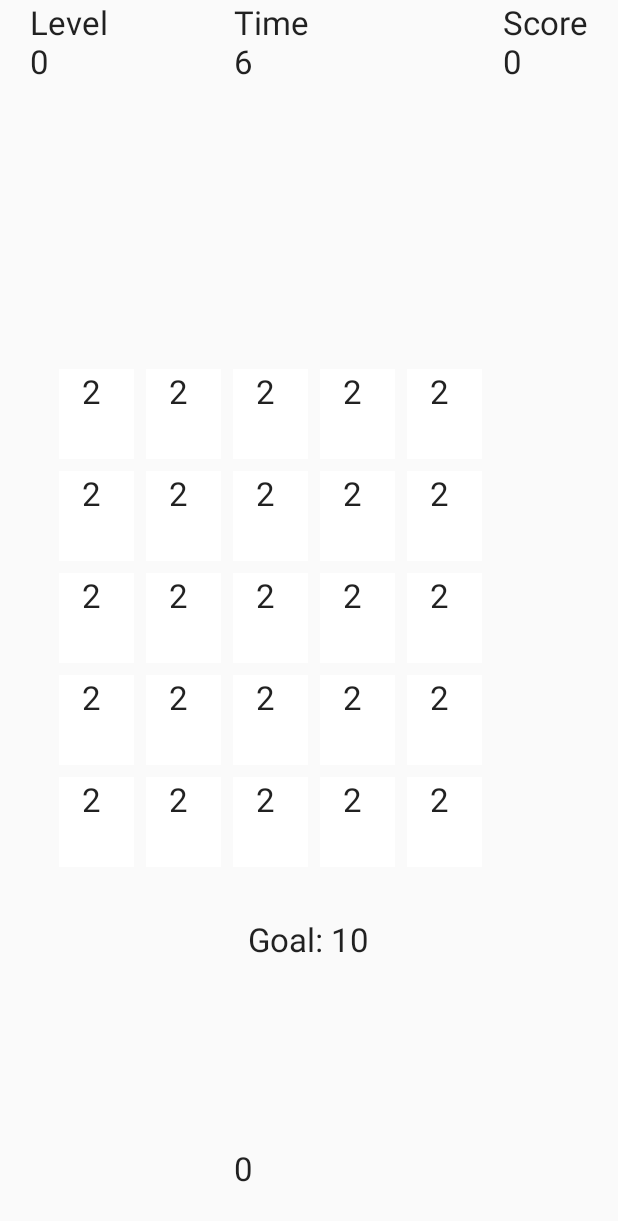
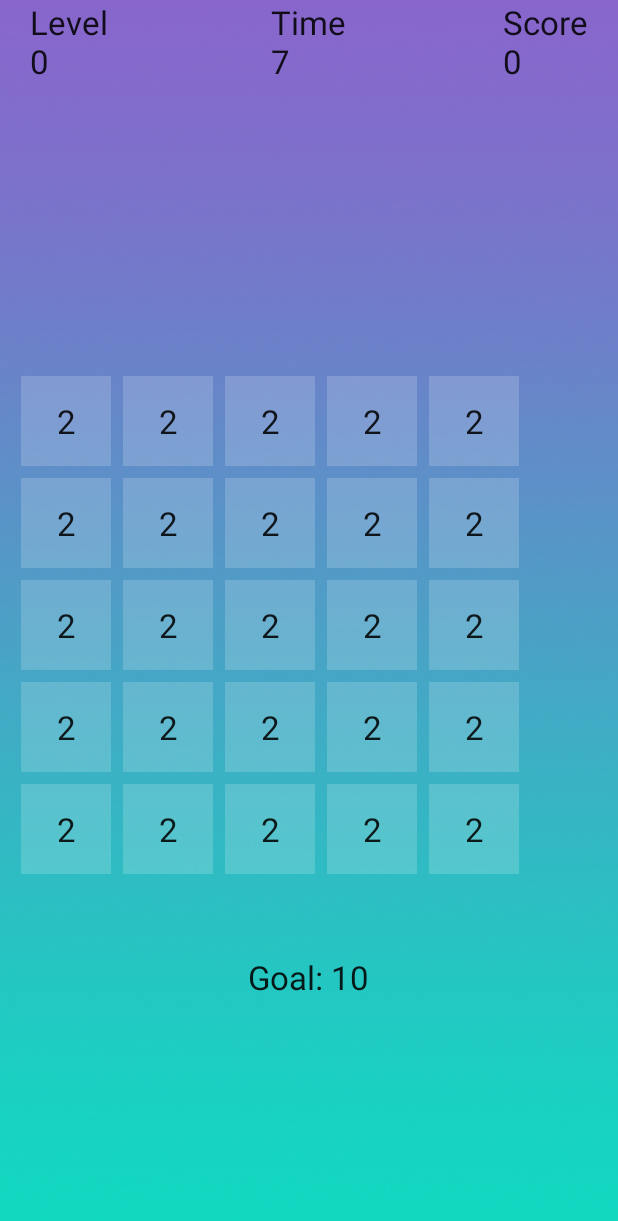
Before and after one commit to DaveDe/SumRun, an Android app: the screen it shows after launch (MainActivity), on a phone screen of 412 x 824 dp. Shown: the top 1221 px of the screen. Run offline under Robolectric (Android 15) with nearby library versions, the phone set to English and light mode, and no system bars.

Commit message:
fixed bugs

```diff
--- a/app/src/main/java/com/example/dave/sumrun/GreatestPath.java
+++ b/app/src/main/java/com/example/dave/sumrun/GreatestPath.java
@@ -18,7 +18,7 @@ public class GreatestPath {
             for(int j = 0; j < tiles[i].length; j++){
 
                 Random r = new Random();
-                int rand = r.nextInt(5)+1;
+                int rand = r.nextInt(2+MainActivity.global)+1;
                 Coordinates c = new Coordinates(j,i,rand);
                 tiles[i][j] = new Tile(c);
             }
--- a/app/src/main/res/layout/activity_main.xml
+++ b/app/src/main/res/layout/activity_main.xml
@@ -3,57 +3,8 @@
     xmlns:android="http://schemas.android.com/apk/res/android"
 
     android:layout_width="match_parent"
-    android:layout_height="match_parent">
-
-
-
-    <GridLayout
-
-    android:id="@+id/gridLayout"
-    android:layout_width="wrap_content"
-    android:layout_height="wrap_content"
-
-    android:useDefaultMargins="true"
-    android:alignmentMode="alignBounds"
-    android:columnOrderPreserved="false"
-
-    android:columnWidth="300dp"
-
-    android:rowCount="5"
-    android:columnCount="5"
-    android:paddingLeft="35dp"
-
-        android:layout_centerVertical="true"
-        android:layout_alignParentLeft="true"
-        android:layout_alignParentStart="true">
-    <!-- dp: 240x-->
-    <TextView android:id="@+id/tv1" android:text="1" android:textAppearance="?android:attr/textAppearanceLarge" android:layout_width="50dp" android:layout_height="60dp" android:paddingLeft="15dp"/>
-    <TextView android:id="@+id/tv2" android:text="2" android:textAppearance="?android:attr/textAppearanceLarge" android:layout_width="50dp" android:layout_height="60dp" android:paddingLeft="15dp"/>
-    <TextView android:id="@+id/tv3" android:text="3" android:textAppearance="?android:attr/textAppearanceLarge" android:layout_width="50dp" android:layout_height="60dp" android:paddingLeft="15dp"/>
-    <TextView android:id="@+id/tv4" android:text="4" android:textAppearance="?android:attr/textAppearanceLarge" android:layout_width="50dp" android:layout_height="60dp" android:paddingLeft="15dp"/>
-    <TextView android:id="@+id/tv5" android:text="5" android:textAppearance="?android:attr/textAppearanceLarge" android:layout_width="50dp" android:layout_height="60dp" android:paddingLeft="15dp"/>
-    <TextView android:id="@+id/tv6" android:text="6" android:textAppearance="?android:attr/textAppearanceLarge" android:layout_width="50dp" android:layout_height="60dp" android:paddingLeft="15dp"/>
-    <TextView android:id="@+id/tv7" android:text="7" android:textAppearance="?android:attr/textAppearanceLarge" android:layout_width="50dp" android:layout_height="60dp" android:paddingLeft="15dp"/>
-    <TextView android:id="@+id/tv8" android:text="8" android:textAppearance="?android:attr/textAppearanceLarge" android:layout_width="50dp" android:layout_height="60dp" android:paddingLeft="15dp"/>
-    <TextView android:id="@+id/tv9" android:text="9" android:textAppearance="?android:attr/textAppearanceLarge" android:layout_width="50dp" android:layout_height="60dp" android:paddingLeft="15dp"/>
-    <TextView android:id="@+id/tv10" android:text="10" android:textAppearance="?android:attr/textAppearanceLarge" android:layout_width="50dp" android:layout_height="60dp" android:paddingLeft="15dp"/>
-    <TextView android:id="@+id/tv11" android:text="11" android:textAppearance="?android:attr/textAppearanceLarge" android:layout_width="50dp" android:layout_height="60dp" android:paddingLeft="15dp"/>
-    <TextView android:id="@+id/tv12" android:text="12" android:textAppearance="?android:attr/textAppearanceLarge" android:layout_width="50dp" android:layout_height="60dp" android:paddingLeft="15dp"/>
-    <TextView android:id="@+id/tv13" android:text="13" android:textAppearance="?android:attr/textAppearanceLarge" android:layout_width="50dp" android:layout_height="60dp" android:paddingLeft="15dp"/>
-    <TextView android:id="@+id/tv14" android:text="14" android:textAppearance="?android:attr/textAppearanceLarge" android:layout_width="50dp" android:layout_height="60dp" android:paddingLeft="15dp"/>
-    <TextView android:id="@+id/tv15" android:text="15" android:textAppearance="?android:attr/textAppearanceLarge" android:layout_width="50dp" android:layout_height="60dp" android:paddingLeft="15dp"/>
-    <TextView android:id="@+id/tv16" android:text="16" android:textAppearance="?android:attr/textAppearanceLarge" android:layout_width="50dp" android:layout_height="60dp" android:paddingLeft="15dp"/>
-    <TextView android:id="@+id/tv17" android:text="17" android:textAppearance="?android:attr/textAppearanceLarge" android:layout_width="50dp" android:layout_height="60dp" android:paddingLeft="15dp"/>
-    <TextView android:id="@+id/tv18" android:text="18" android:textAppearance="?android:attr/textAppearanceLarge" android:layout_width="50dp" android:layout_height="60dp" android:paddingLeft="15dp"/>
-    <TextView android:id="@+id/tv19" android:text="19" android:textAppearance="?android:attr/textAppearanceLarge" android:layout_width="50dp" android:layout_height="60dp" android:paddingLeft="15dp"/>
-    <TextView android:id="@+id/tv20" android:text="20" android:textAppearance="?android:attr/textAppearanceLarge" android:layout_width="50dp" android:layout_height="60dp" android:paddingLeft="15dp"/>
-    <TextView android:id="@+id/tv21" android:text="21" android:textAppearance="?android:attr/textAppearanceLarge" android:layout_width="50dp" android:layout_height="60dp" android:paddingLeft="15dp"/>
-    <TextView android:id="@+id/tv22" android:text="22" android:textAppearance="?android:attr/textAppearanceLarge" android:layout_width="50dp" android:layout_height="60dp" android:paddingLeft="15dp"/>
-    <TextView android:id="@+id/tv23" android:text="23" android:textAppearance="?android:attr/textAppearanceLarge" android:layout_width="50dp" android:layout_height="60dp" android:paddingLeft="15dp"/>
-    <TextView android:id="@+id/tv24" android:text="24" android:textAppearance="?android:attr/textAppearanceLarge" android:layout_width="50dp" android:layout_height="60dp" android:paddingLeft="15dp"/>
-    <TextView android:id="@+id/tv25" android:text="25" android:textAppearance="?android:attr/textAppearanceLarge" android:layout_width="50dp" android:layout_height="60dp" android:paddingLeft="15dp"/>
-
-</GridLayout>
+    android:layout_height="match_parent"
+    android:background="@mipmap/background">
 
     <TextView
         android:layout_width="wrap_content"
@@ -73,8 +24,7 @@
         android:text="Time"
         android:id="@+id/time"
         android:layout_alignParentTop="true"
-        android:layout_alignLeft="@+id/display"
-        android:layout_alignStart="@+id/display" />
+        android:layout_centerHorizontal="true" />
 
     <TextView
         android:layout_width="wrap_content"
@@ -87,19 +37,65 @@
         android:layout_alignParentEnd="true"
         android:paddingRight="20dp" />
 
-    <TextView android:id="@+id/display" android:text="" android:textAppearance="?android:attr/textAppearanceLarge" android:layout_width="100dp" android:layout_height="60dp"
-        android:layout_gravity="bottom"
-        android:layout_alignParentBottom="true"
-        android:layout_centerHorizontal="true" />
-
     <TextView
         android:layout_width="wrap_content"
         android:layout_height="wrap_content"
         android:textAppearance="?android:attr/textAppearanceLarge"
         android:text=""
         android:id="@+id/currentScore"
-        android:layout_below="@+id/gridLayout"
-        android:layout_centerHorizontal="true" />
+        android:layout_above="@+id/gridLayout"
+        android:layout_below="@+id/time"
+        android:layout_centerHorizontal="true"
+        android:paddingTop="30dp"/>
+
+    <GridLayout
+
+    android:id="@+id/gridLayout"
+    android:layout_width="wrap_content"
+    android:layout_height="wrap_content"
+
+    android:useDefaultMargins="true"
+    android:alignmentMode="alignBounds"
+    android:columnOrderPreserved="false"
+
+    android:columnWidth="300dp"
+
+    android:rowCount="5"
+    android:columnCount="5"
+    android:paddingLeft="10dp"
+        android:paddingTop="10dp"
+
+        android:layout_centerVertical="true"
+        android:layout_alignParentLeft="true"
+        android:layout_alignParentStart="true">
+    <!-- dp: 240x-->
+    <TextView android:id="@+id/tv1" android:text="1" android:textAppearance="?android:attr/textAppearanceLarge" android:layout_width="60dp" android:layout_height="60dp" android:gravity="center"/>
+    <TextView android:id="@+id/tv2" android:text="2" android:textAppearance="?android:attr/textAppearanceLarge" android:layout_width="60dp" android:layout_height="60dp" android:gravity="center"/>
+    <TextView android:id="@+id/tv3" android:text="3" android:textAppearance="?android:attr/textAppearanceLarge" android:layout_width="60dp" android:layout_height="60dp" android:gravity="center"/>
+    <TextView android:id="@+id/tv4" android:text="4" android:textAppearance="?android:attr/textAppearanceLarge" android:layout_width="60dp" android:layout_height="60dp" android:gravity="center"/>
+    <TextView android:id="@+id/tv5" android:text="5" android:textAppearance="?android:attr/textAppearanceLarge" android:layout_width="60dp" android:layout_height="60dp" android:gravity="center"/>
+    <TextView android:id="@+id/tv6" android:text="6" android:textAppearance="?android:attr/textAppearanceLarge" android:layout_width="60dp" android:layout_height="60dp" android:gravity="center"/>
+    <TextView android:id="@+id/tv7" android:text="7" android:textAppearance="?android:attr/textAppearanceLarge" android:layout_width="60dp" android:layout_height="60dp" android:gravity="center"/>
+    <TextView android:id="@+id/tv8" android:text="8" android:textAppearance="?android:attr/textAppearanceLarge" android:layout_width="60dp" android:layout_height="60dp" android:gravity="center"/>
+    <TextView android:id="@+id/tv9" android:text="9" android:textAppearance="?android:attr/textAppearanceLarge" android:layout_width="60dp" android:layout_height="60dp" android:gravity="center"/>
+    <TextView android:id="@+id/tv10" android:text="10" android:textAppearance="?android:attr/textAppearanceLarge" android:layout_width="60dp" android:layout_height="60dp" android:gravity="center"/>
+    <TextView android:id="@+id/tv11" android:text="11" android:textAppearance="?android:attr/textAppearanceLarge" android:layout_width="60dp" android:layout_height="60dp" android:gravity="center"/>
+    <TextView android:id="@+id/tv12" android:text="12" android:textAppearance="?android:attr/textAppearanceLarge" android:layout_width="60dp" android:layout_height="60dp" android:gravity="center"/>
+    <TextView android:id="@+id/tv13" android:text="13" android:textAppearance="?android:attr/textAppearanceLarge" android:layout_width="60dp" android:layout_height="60dp" android:gravity="center"/>
+    <TextView android:id="@+id/tv14" android:text="14" android:textAppearance="?android:attr/textAppearanceLarge" android:layout_width="60dp" android:layout_height="60dp" android:gravity="center"/>
+    <TextView android:id="@+id/tv15" android:text="15" android:textAppearance="?android:attr/textAppearanceLarge" android:layout_width="60dp" android:layout_height="60dp" android:gravity="center"/>
+    <TextView android:id="@+id/tv16" android:text="16" android:textAppearance="?android:attr/textAppearanceLarge" android:layout_width="60dp" android:layout_height="60dp" android:gravity="center"/>
+    <TextView android:id="@+id/tv17" android:text="17" android:textAppearance="?android:attr/textAppearanceLarge" android:layout_width="60dp" android:layout_height="60dp" android:gravity="center"/>
+    <TextView android:id="@+id/tv18" android:text="18" android:textAppearance="?android:attr/textAppearanceLarge" android:layout_width="60dp" android:layout_height="60dp" android:gravity="center"/>
+    <TextView android:id="@+id/tv19" android:text="19" android:textAppearance="?android:attr/textAppearanceLarge" android:layout_width="60dp" android:layout_height="60dp" android:gravity="center"/>
+    <TextView android:id="@+id/tv20" android:text="20" android:textAppearance="?android:attr/textAppearanceLarge" android:layout_width="60dp" android:layout_height="60dp" android:gravity="center"/>
+    <TextView android:id="@+id/tv21" android:text="21" android:textAppearance="?android:attr/textAppearanceLarge" android:layout_width="60dp" android:layout_height="60dp" android:gravity="center"/>
+    <TextView android:id="@+id/tv22" android:text="22" android:textAppearance="?android:attr/textAppearanceLarge" android:layout_width="60dp" android:layout_height="60dp" android:gravity="center"/>
+    <TextView android:id="@+id/tv23" android:text="23" android:textAppearance="?android:attr/textAppearanceLarge" android:layout_width="60dp" android:layout_height="60dp" android:gravity="center"/>
+    <TextView android:id="@+id/tv24" android:text="24" android:textAppearance="?android:attr/textAppearanceLarge" android:layout_width="60dp" android:layout_height="60dp" android:gravity="center"/>
+    <TextView android:id="@+id/tv25" android:text="25" android:textAppearance="?android:attr/textAppearanceLarge" android:layout_width="60dp" android:layout_height="60dp" android:gravity="center"/>
+
+</GridLayout>
 
     <TextView
         android:layout_width="wrap_content"
@@ -107,8 +103,9 @@
         android:textAppearance="?android:attr/textAppearanceLarge"
         android:text="Goal"
         android:id="@+id/goal"
-        android:layout_below="@+id/currentScore"
-        android:layout_centerHorizontal="true"/>
+        android:layout_below="@+id/gridLayout"
+        android:layout_centerHorizontal="true"
+        android:paddingTop="50dp"/>
 
 
 
--- a/app/src/main/res/values/colors.xml
+++ b/app/src/main/res/values/colors.xml
@@ -4,4 +4,5 @@
     <color name="colorPrimaryDark">#303F9F</color>
     <color name="red">#ff0000</color>
     <color name="white">#ffffff</color>
+    <color name="green">#00ff00</color>
 </resources>
```
Also changed, not shown: app/src/main/AndroidManifest.xml (+5 -3 lines), app/src/main/java/com/example/dave/sumrun/MainActivity.java (+109 -38 lines), app/src/main/res/mipmap-hdpi/background.png (added), app/src/main/res/mipmap-hdpi/icon.png (added), app/src/main/res/mipmap-mdpi/background.png (added), app/src/main/res/mipmap-xhdpi/background.png (added), app/src/main/res/mipmap-xxhdpi/background.png (added), app/src/main/res/mipmap-xxxhdpi/background.png (added).
